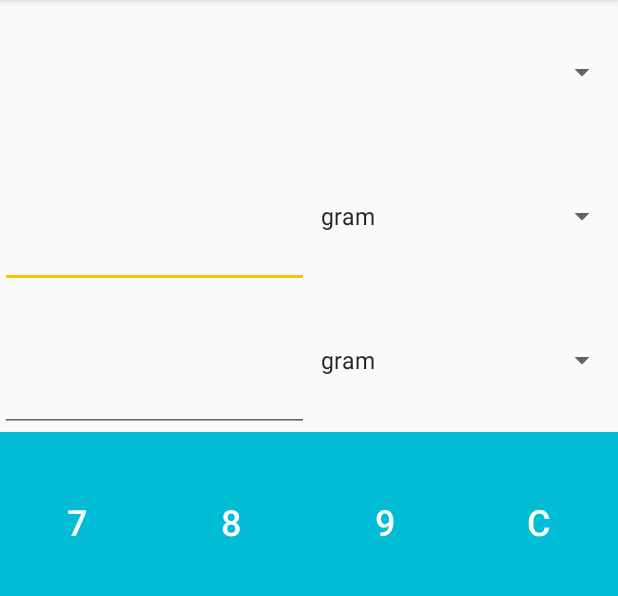
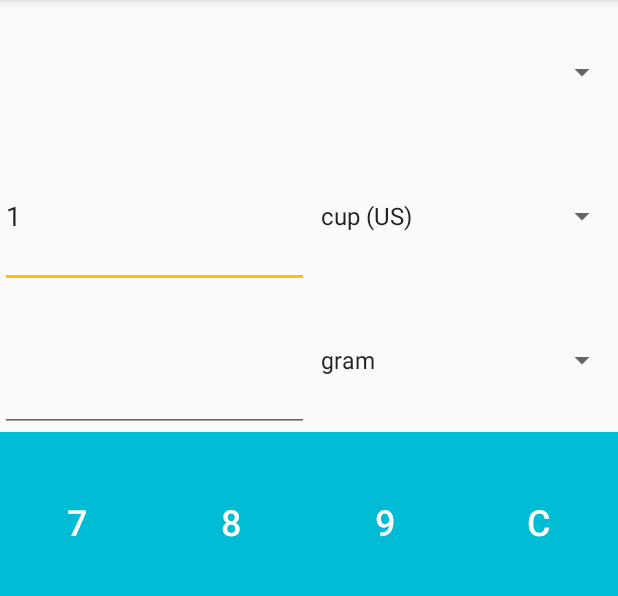
Before and after one commit to sudonatalie/cupful-android, an Android app: the screen it shows after launch (MainActivity), on a phone screen of 412 x 824 dp, the part 84-680 px from its top. Run offline under Robolectric (Android 15) with nearby library versions, the phone set to English and light mode, and no system bars; libraries missing offline, so code that uses them is left out: com.readystatesoftware.sqliteasset; plain views replace SearchableSpinner; 7 statements that could not run were skipped.

Commit message:
Set initial values for ingredient, values, units.

```diff
--- a/app/src/main/java/com/natalieperna/cupful/activities/MainActivity.java
+++ b/app/src/main/java/com/natalieperna/cupful/activities/MainActivity.java
@@ -134,6 +134,14 @@ public class MainActivity extends AppCompatActivity {
         unitAdapter.setDropDownViewResource(android.R.layout.simple_spinner_dropdown_item);
         unitSpinner1.setAdapter(unitAdapter);
         unitSpinner2.setAdapter(unitAdapter);
+
+        // Set initial values
+        // TODO Avoid hard-coding
+        ingredientSpinner.setSelection(191); // Flour, white, all-purpose
+        unitSpinner1.setSelection(4); // "cup (US)"
+        unitSpinner2.setSelection(0); // "gram"
+        valEdit1.getText().append("1");
+        convert();
 
         // Setup clear button
         // TODO Remove, no longer necessary
```
